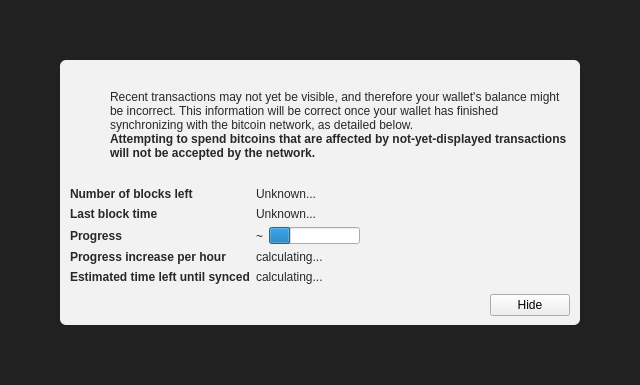
The window that src/qt/forms/modaloverlay.ui (Crixpx/polis) describes before a commit, drawn with Qt 5.
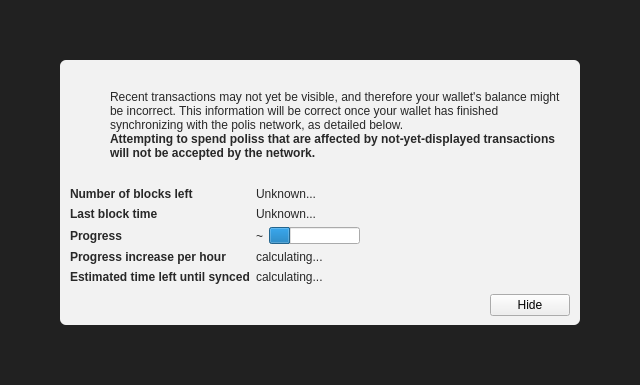
The same window after the commit. Icons and pictures are not drawn. Custom widgets are drawn as their Qt base class.

Commit message: BTC to POLIS

```diff
--- a/src/qt/forms/modaloverlay.ui
+++ b/src/qt/forms/modaloverlay.ui
@@ -130,7 +130,7 @@
              <item>
               <widget class="QLabel" name="infoText">
                <property name="text">
-                <string>Recent transactions may not yet be visible, and therefore your wallet's balance might be incorrect. This information will be correct once your wallet has finished synchronizing with the bitcoin network, as detailed below.</string>
+                <string>Recent transactions may not yet be visible, and therefore your wallet's balance might be incorrect. This information will be correct once your wallet has finished synchronizing with the polis network, as detailed below.</string>
                </property>
                <property name="textFormat">
                 <enum>Qt::RichText</enum>
@@ -149,7 +149,7 @@
                 </font>
                </property>
                <property name="text">
-                <string>Attempting to spend bitcoins that are affected by not-yet-displayed transactions will not be accepted by the network.</string>
+                <string>Attempting to spend poliss that are affected by not-yet-displayed transactions will not be accepted by the network.</string>
                </property>
                <property name="textFormat">
                 <enum>Qt::RichText</enum>
```
The commit also changes 1023 other files.
